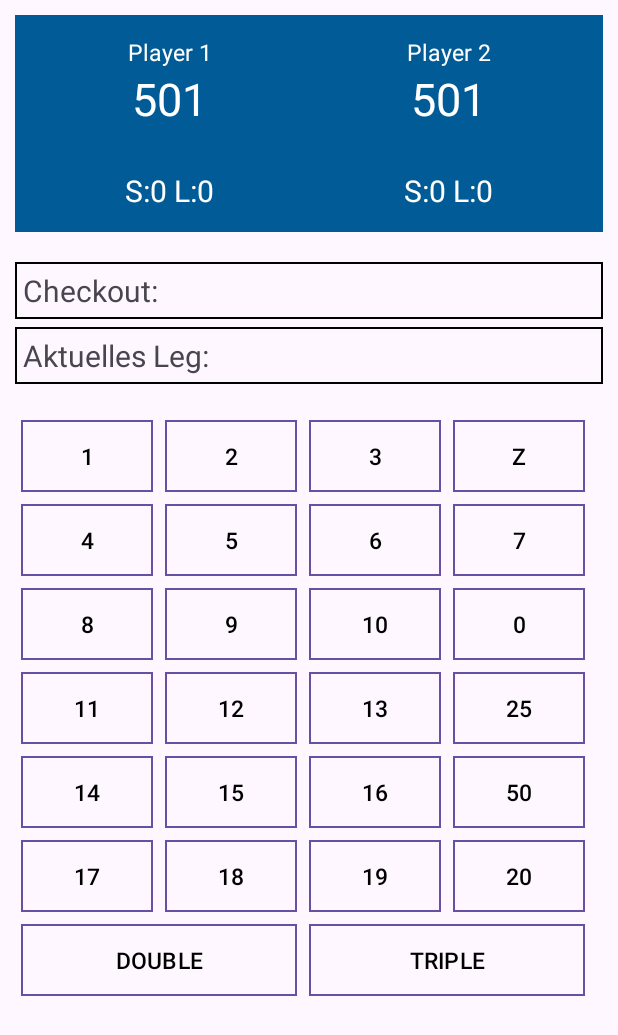
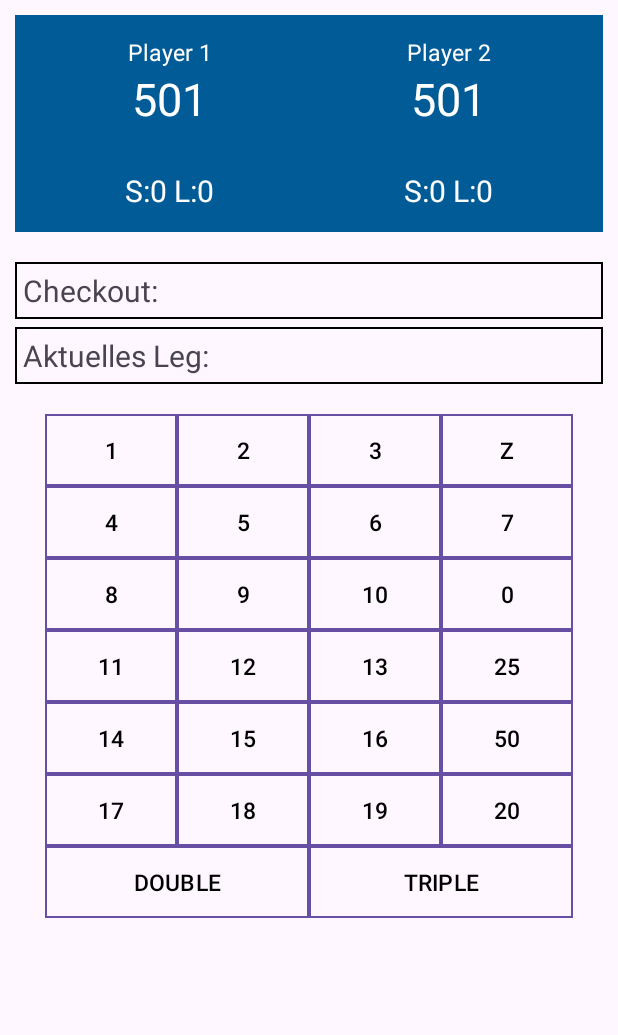
Before and after one commit to luweimer/prog, an Android app: the screen it shows after launch (GameActivity), after a tap on "Spiel starten", on a phone screen of 412 x 824 dp. Shown: the top 1035 px of the screen. Run offline under Robolectric (Android 15) with nearby library versions, the phone set to English and light mode, and no system bars.

Commit message:
update logo | update Board layout for pixel 3 A - smaller Size

```diff
--- a/app/src/main/AndroidManifest.xml
+++ b/app/src/main/AndroidManifest.xml
@@ -12,9 +12,9 @@
         android:allowBackup="true"
         android:dataExtractionRules="@xml/data_extraction_rules"
         android:fullBackupContent="@xml/backup_rules"
-        android:icon="@mipmap/ic_launcher"
+        android:icon="@mipmap/ic_launcher_ts_icon"
         android:label="@string/app_name"
-        android:roundIcon="@mipmap/ic_launcher_round"
+        android:roundIcon="@mipmap/ic_launcher_ts_icon_round"
         android:supportsRtl="true"
         android:theme="@style/Theme.ThrowScorer"
         tools:targetApi="31">
--- a/app/src/main/res/layout/game.xml
+++ b/app/src/main/res/layout/game.xml
@@ -49,10 +49,9 @@
     <GridLayout
         android:layout_width="wrap_content"
         android:layout_height="wrap_content"
-        android:layout_gravity="fill"
+        android:layout_gravity="center"
         android:rowCount="4"
-        android:columnCount="4"
-        android:useDefaultMargins="true">
+        android:columnCount="4" >
 
         <Button
             android:id="@+id/btn_game_1"
```
